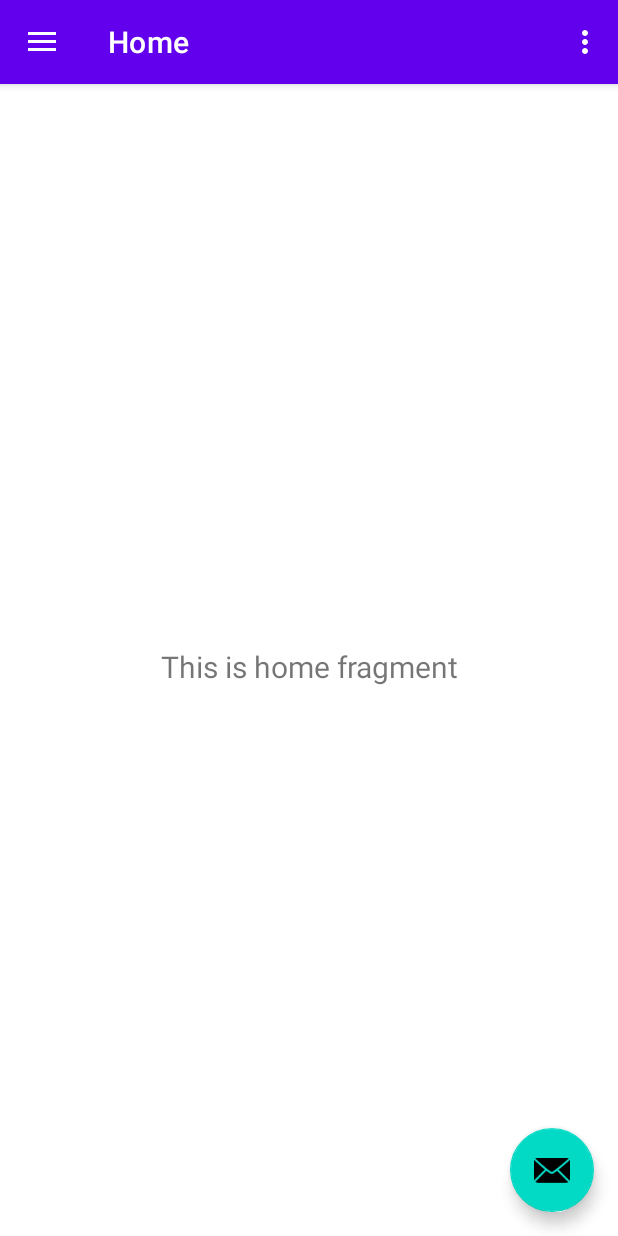
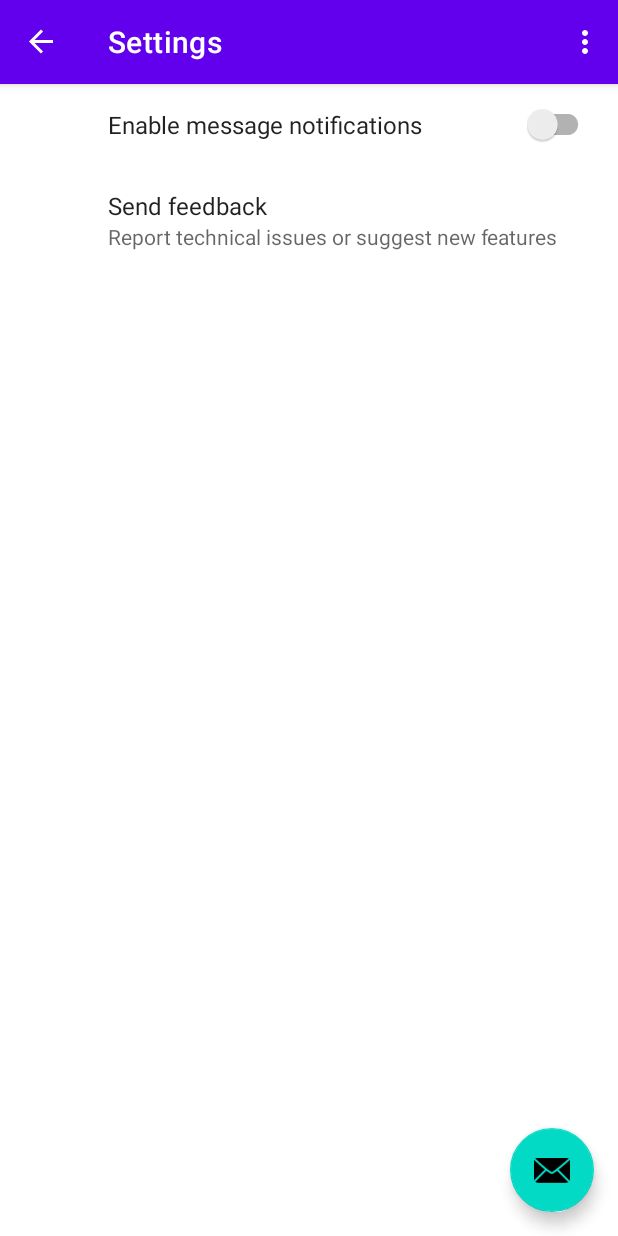
Before and after one commit to mrredcon/foodtracker, an Android app: the screen it shows after launch (MainActivity), in the options menu, after a tap on "Settings", on a phone screen of 412 x 824 dp. Run offline under Robolectric (Android 15) with nearby library versions, the light colour scheme and no system bars; our stand-ins replace androidx.preference, navigation-ui.

Commit message:
Get Settings menu to work, reorganize services

```diff
--- a/app/build.gradle
+++ b/app/build.gradle
@@ -44,6 +44,11 @@ dependencies {
     androidTestImplementation 'androidx.test.ext:junit:1.1.3'
     androidTestImplementation 'androidx.test.espresso:espresso-core:3.4.0'
 
+    def preference_version = "1.2.0"
+
+    // Java language implementation
+    implementation "androidx.preference:preference:$preference_version"
+
     implementation 'com.squareup.retrofit2:retrofit:2.9.0'
     implementation 'com.squareup.retrofit2:converter-gson:2.9.0'
     implementation 'com.squareup.okhttp3:logging-interceptor:4.10.0'
--- a/app/src/main/java/edu/utsa/cs3443/anw198/foodtracker/MainActivity.java
+++ b/app/src/main/java/edu/utsa/cs3443/anw198/foodtracker/MainActivity.java
@@ -1,6 +1,7 @@
 package edu.utsa.cs3443.anw198.foodtracker;
 
 import android.os.Bundle;
+import android.view.MenuItem;
 import android.view.View;
 import android.view.Menu;
 
@@ -15,6 +16,7 @@ import androidx.drawerlayout.widget.DrawerLayout;
 import androidx.appcompat.app.AppCompatActivity;
 
 import edu.utsa.cs3443.anw198.foodtracker.databinding.ActivityMainBinding;
+import edu.utsa.cs3443.anw198.foodtracker.ui.settings.FoodTrackerSettingsFragment;
 
 public class MainActivity extends AppCompatActivity {
 
@@ -57,6 +59,20 @@ public class MainActivity extends AppCompatActivity {
     }
 
     @Override
+    public boolean onOptionsItemSelected(MenuItem item) {
+        // Handle item selection
+        NavController navController = Navigation.findNavController(this, R.id.nav_host_fragment_content_main);
+        switch (item.getItemId()) {
+            case R.id.action_settings:
+                navController.navigate(R.id.nav_settings);
+                return true;
+            default:
+                return super.onOptionsItemSelected(item);
+        }
+    }
+
+
+    @Override
     public boolean onSupportNavigateUp() {
         NavController navController = Navigation.findNavController(this, R.id.nav_host_fragment_content_main);
         return NavigationUI.navigateUp(navController, mAppBarConfiguration)
--- a/app/src/main/java/edu/utsa/cs3443/anw198/foodtracker/providers/UsdaSearchService.java
+++ b/app/src/main/java/edu/utsa/cs3443/anw198/foodtracker/providers/usda/UsdaSearchService.java
@@ -1,4 +1,4 @@
-package edu.utsa.cs3443.anw198.foodtracker.providers;
+package edu.utsa.cs3443.anw198.foodtracker.providers.usda;
 
 import java.util.List;
 
--- a/app/src/main/java/edu/utsa/cs3443/anw198/foodtracker/providers/UsdaServiceGenerator.java
+++ b/app/src/main/java/edu/utsa/cs3443/anw198/foodtracker/providers/usda/UsdaServiceGenerator.java
@@ -1,4 +1,4 @@
-package edu.utsa.cs3443.anw198.foodtracker.providers;
+package edu.utsa.cs3443.anw198.foodtracker.providers.usda;
 
 import okhttp3.OkHttpClient;
 import okhttp3.logging.HttpLoggingInterceptor;
--- /dev/null
+++ b/app/src/main/java/edu/utsa/cs3443/anw198/foodtracker/ui/settings/FoodTrackerSettingsFragment.java
@@ -0,0 +1,15 @@
+package edu.utsa.cs3443.anw198.foodtracker.ui.settings;
+
+import android.os.Bundle;
+
+import androidx.annotation.Nullable;
+import androidx.preference.PreferenceFragmentCompat;
+
+import edu.utsa.cs3443.anw198.foodtracker.R;
+
+public class FoodTrackerSettingsFragment extends PreferenceFragmentCompat {
+    @Override
+    public void onCreatePreferences(Bundle savedInstanceState, String rootKey) {
+        setPreferencesFromResource(R.xml.preferences, rootKey);
+    }
+}
--- /dev/null
+++ b/app/src/main/res/layout/fragment_settings.xml
@@ -0,0 +1,6 @@
+<?xml version="1.0" encoding="utf-8"?>
+<androidx.constraintlayout.widget.ConstraintLayout xmlns:android="http://schemas.android.com/apk/res/android"
+    android:layout_width="match_parent"
+    android:layout_height="match_parent">
+
+</androidx.constraintlayout.widget.ConstraintLayout>
--- a/app/src/main/res/navigation/mobile_navigation.xml
+++ b/app/src/main/res/navigation/mobile_navigation.xml
@@ -28,4 +28,10 @@
         android:name="edu.utsa.cs3443.anw198.foodtracker.ui.searchfood.SearchFoodFragment"
         android:label="@string/menu_searchfood"
         tools:layout="@layout/fragment_searchfood" />
+
+    <fragment
+        android:id="@+id/nav_settings"
+        android:name="edu.utsa.cs3443.anw198.foodtracker.ui.settings.FoodTrackerSettingsFragment"
+        android:label="@string/action_settings"
+        tools:layout="@layout/fragment_settings" />
 </navigation>
--- /dev/null
+++ b/app/src/main/res/xml/preferences.xml
@@ -0,0 +1,14 @@
+<?xml version="1.0" encoding="utf-8"?>
+<PreferenceScreen
+    xmlns:app="http://schemas.android.com/apk/res-auto">
+
+    <SwitchPreferenceCompat
+        app:key="notifications"
+        app:title="Enable message notifications"/>
+
+    <Preference
+        app:key="feedback"
+        app:title="Send feedback"
+        app:summary="Report technical issues or suggest new features"/>
+
+</PreferenceScreen>
```
Also changed, not shown: app/src/main/java/edu/utsa/cs3443/anw198/foodtracker/model/Food.java (added, +21 -0 lines), app/src/main/java/edu/utsa/cs3443/anw198/foodtracker/model/FoodSearchResult.java (added, +7 -0 lines), app/src/main/java/edu/utsa/cs3443/anw198/foodtracker/providers/FoodSearchProvider.java (added, +8 -0 lines), app/src/main/java/edu/utsa/cs3443/anw198/foodtracker/providers/usda/UsdaFoodSearchProvider.java (added, +20 -0 lines), app/src/main/java/edu/utsa/cs3443/anw198/foodtracker/ui/searchfood/SearchFoodFragment.java (+11 -8 lines).
